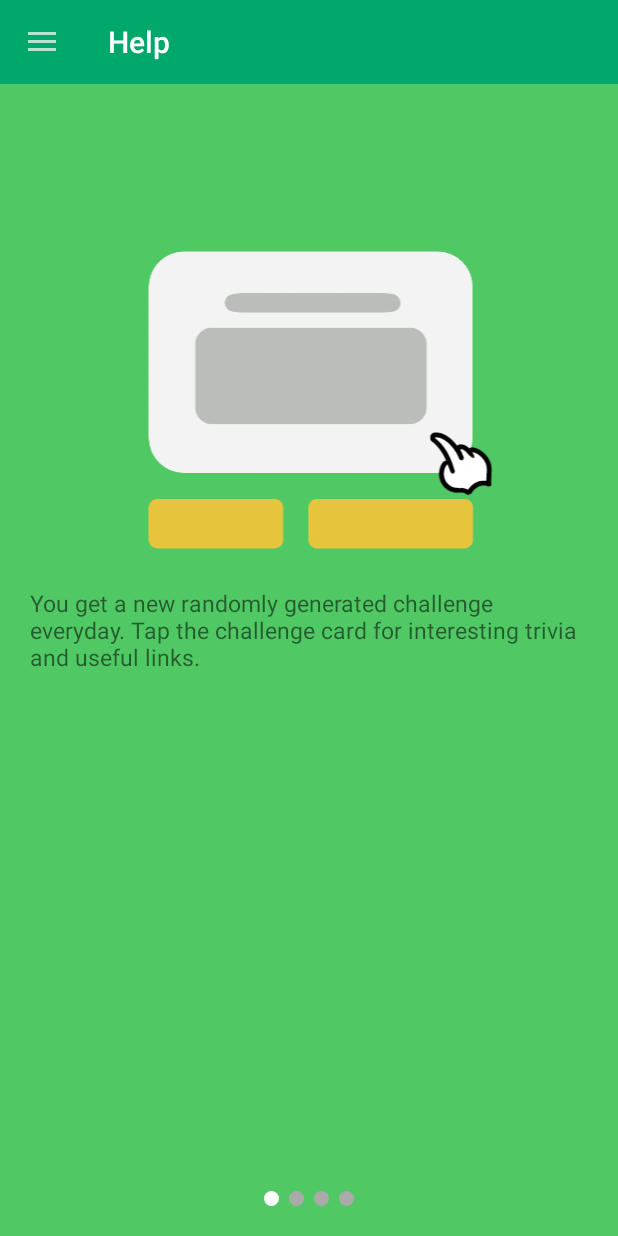
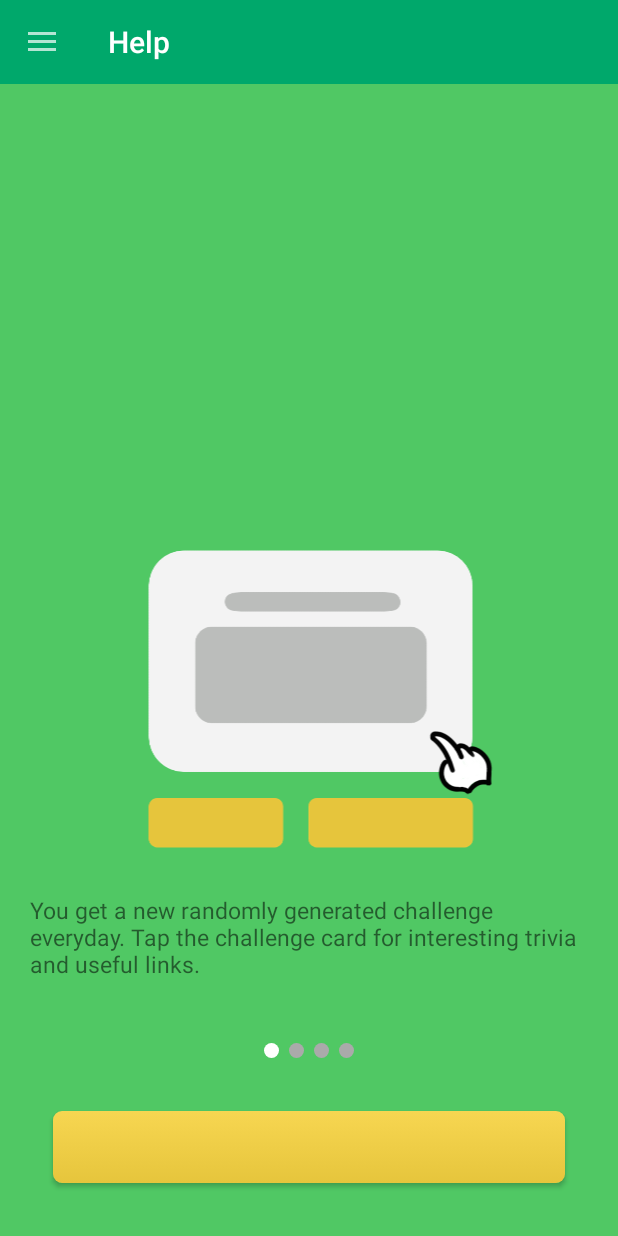
Before and after one commit to snguyen98/DailyChallenges-Android, an Android app: the HelpFragment screen opened through its navigation route, on a phone screen of 412 x 824 dp. Run offline under Robolectric (Android 15) with nearby library versions, the phone set to English and light mode, and no system bars; our stand-ins replace AdMob, navigation-ui; 1 statement that could not run was skipped.

Commit message:
Added button to layout and tweaked padding

```diff
--- a/app/src/main/res/layout/challenge_button_bar.xml
+++ b/app/src/main/res/layout/challenge_button_bar.xml
@@ -1,7 +1,8 @@
 <?xml version="1.0" encoding="utf-8"?>
 <RelativeLayout
     xmlns:android="http://schemas.android.com/apk/res/android"
-    style="@style/MatchHeight">
+    android:layout_width="wrap_content"
+    android:layout_height="wrap_content">
 
     <Button
         android:id="@+id/skip_button"
--- a/app/src/main/res/layout/fragment_help.xml
+++ b/app/src/main/res/layout/fragment_help.xml
@@ -7,16 +7,16 @@
     <androidx.viewpager2.widget.ViewPager2
         android:id="@+id/pager"
         android:layout_width="match_parent"
-        android:layout_height="match_parent"
-        android:layout_alignParentTop="true" />
+        android:layout_height="wrap_content"
+        android:layout_above="@id/pager_dots" />
 
     <LinearLayout
         android:id="@+id/pager_dots"
         android:layout_width="match_parent"
         android:layout_height="wrap_content"
-        android:layout_alignParentBottom="true"
+        android:layout_marginTop="40dp"
+        android:layout_above="@id/tutorial_button"
         android:gravity="center_horizontal"
-        android:layout_marginBottom="20dp"
         android:orientation="horizontal">
 
         <View
@@ -37,4 +37,12 @@
 
     </LinearLayout>
 
+    <Button
+        android:id="@+id/tutorial_button"
+        android:layout_width="match_parent"
+        android:layout_height="wrap_content"
+        android:layout_alignParentBottom="true"
+        android:layout_margin="35dp"
+        android:background="@drawable/rounded_button" />
+
 </RelativeLayout>
--- a/app/src/main/res/layout/fragment_tutorial_page.xml
+++ b/app/src/main/res/layout/fragment_tutorial_page.xml
@@ -10,7 +10,6 @@
         android:layout_height="wrap_content"
         android:layout_alignParentTop="true"
         android:layout_centerHorizontal="true"
-        android:paddingTop="75dp"
         android:contentDescription="@string/tutorial_desc" />
 
     <TextView
@@ -21,6 +20,7 @@
         android:layout_centerHorizontal="true"
         android:paddingStart="20dp"
         android:paddingEnd="20dp"
+        android:paddingTop="5dp"
         style="@style/SubText" />
 
 </RelativeLayout>
```
